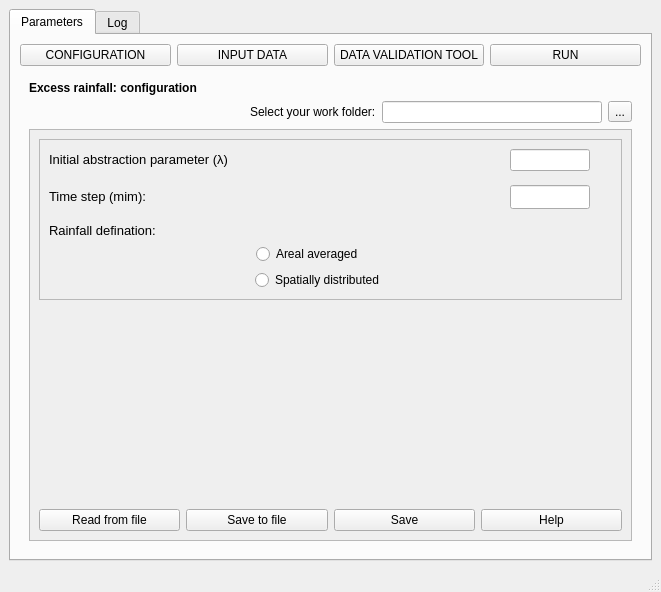
This is hidroPixel_dialog_exec_rainfall.ui in pedmap/HidroPixel_test as Qt 5 draws it before an edit. The edited form follows.
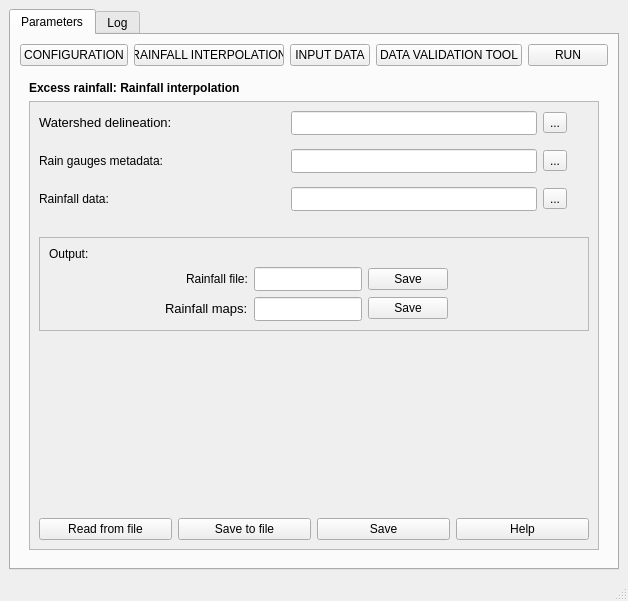
This is the edited form. The open tabs and pages were chosen to show the change. Icons and pictures are not drawn.

What changed in the file:
```diff
--- a/hidroPixel_dialog_exec_rainfall.ui
+++ b/hidroPixel_dialog_exec_rainfall.ui
@@ -6,8 +6,8 @@
    <rect>
     <x>0</x>
     <y>0</y>
-    <width>661</width>
-    <height>592</height>
+    <width>628</width>
+    <height>601</height>
    </rect>
   </property>
   <property name="sizePolicy">
@@ -121,8 +121,8 @@
                 <rect>
                  <x>0</x>
                  <y>0</y>
-                 <width>599</width>
-                 <height>402</height>
+                 <width>566</width>
+                 <height>411</height>
                 </rect>
                </property>
                <layout class="QGridLayout" name="gridLayout_13">
@@ -533,7 +533,569 @@
             </item>
            </layout>
           </widget>
-          <widget class="QWidget" name="pg2_in_data">
+          <widget class="QWidget" name="pg2_rain_int">
+           <layout class="QGridLayout" name="gridLayout_10">
+            <item row="0" column="0">
+             <widget class="QLabel" name="label_7">
+              <property name="text">
+               <string>&lt;html&gt;&lt;head/&gt;&lt;body&gt;&lt;p&gt;&lt;span style=&quot; font-weight:700;&quot;&gt;Excess rainfall: Rainfall interpolation&lt;/span&gt;&lt;/p&gt;&lt;/body&gt;&lt;/html&gt;</string>
+              </property>
+             </widget>
+            </item>
+            <item row="1" column="0">
+             <widget class="QScrollArea" name="scrollArea_5">
+              <property name="widgetResizable">
+               <bool>true</bool>
+              </property>
+              <widget class="QWidget" name="scrollAreaWidgetContents_5">
+               <property name="geometry">
+                <rect>
+                 <x>0</x>
+                 <y>0</y>
+                 <width>570</width>
+                 <height>450</height>
+                </rect>
+               </property>
+               <layout class="QGridLayout" name="gridLayout_36">
+                <item row="1" column="0">
+                 <layout class="QVBoxLayout" name="verticalLayout_7">
+                  <item>
+                   <layout class="QGridLayout" name="gridLayout_37">
+                    <item row="1" column="2">
+                     <widget class="QToolButton" name="tbtn_pg_r_1">
+                      <property name="text">
+                       <string>...</string>
+                      </property>
+                     </widget>
+                    </item>
+                    <item row="1" column="3">
+                     <widget class="QLabel" name="label_34">
+                      <property name="sizePolicy">
+                       <sizepolicy hsizetype="Preferred" vsizetype="Preferred">
+                        <horstretch>0</horstretch>
+                        <verstretch>0</verstretch>
+                       </sizepolicy>
+                      </property>
+                      <property name="minimumSize">
+                       <size>
+                        <width>16</width>
+                        <height>16</height>
+                       </size>
+                      </property>
+                      <property name="maximumSize">
+                       <size>
+                        <width>16</width>
+                        <height>16</height>
+                       </size>
+                      </property>
+                      <property name="toolTip">
+                       <string>&lt;html&gt;&lt;head/&gt;&lt;body&gt;&lt;p align=&quot;justify&quot;&gt;Will&lt;/p&gt;&lt;/body&gt;&lt;/html&gt;</string>
+                      </property>
+                      <property name="text">
+                       <string/>
+                      </property>
+                      <property name="pixmap">
+                       <pixmap>tip_icon.png</pixmap>
+                      </property>
+                     </widget>
+                    </item>
+                    <item row="1" column="0">
+                     <widget class="QLabel" name="label_30">
+                      <property name="text">
+                       <string>&lt;html&gt;&lt;head/&gt;&lt;body&gt;&lt;p align=&quot;justify&quot;&gt;&lt;span style=&quot; font-size:10pt;&quot;&gt;Watershed delineation:&lt;/span&gt;&lt;/p&gt;&lt;/body&gt;&lt;/html&gt;</string>
+                      </property>
+                     </widget>
+                    </item>
+                    <item row="1" column="1">
+                     <widget class="QLineEdit" name="le_1_pg_ri">
+                      <property name="sizePolicy">
+                       <sizepolicy hsizetype="Minimum" vsizetype="Fixed">
+                        <horstretch>0</horstretch>
+                        <verstretch>0</verstretch>
+                       </sizepolicy>
+                      </property>
+                      <property name="minimumSize">
+                       <size>
+                        <width>60</width>
+                        <height>24</height>
+                       </size>
+                      </property>
+                      <property name="maximumSize">
+                       <size>
+                        <width>360</width>
+                        <height>24</height>
+                       </size>
+                      </property>
+                      <property name="clearButtonEnabled">
+                       <bool>true</bool>
+                      </property>
+                     </widget>
+                    </item>
+                   </layout>
+                  </item>
+                  <item>
+                   <spacer name="verticalSpacer_10">
+                    <property name="orientation">
+                     <enum>Qt::Vertical</enum>
+                    </property>
+                    <property name="sizeType">
+                     <enum>QSizePolicy::Fixed</enum>
+                    </property>
+                    <property name="sizeHint" stdset="0">
+                     <size>
+                      <width>20</width>
+                      <height>8</height>
+                     </size>
+                    </property>
+                   </spacer>
+                  </item>
+                  <item>
+                   <layout class="QGridLayout" name="gridLayout_38">
+                    <item row="0" column="0">
+                     <widget class="QLabel" name="label_37">
+                      <property name="text">
+                       <string>&lt;html&gt;&lt;head/&gt;&lt;body&gt;&lt;p align=&quot;justify&quot;&gt;&lt;span style=&quot; font-size:10pt;&quot;&gt;Rain gauges metadata:&lt;/span&gt;&lt;/p&gt;&lt;/body&gt;&lt;/html&gt;</string>
+                      </property>
+                     </widget>
+                    </item>
+                    <item row="0" column="1">
+                     <widget class="QLineEdit" name="le_2_pg_ri">
+                      <property name="sizePolicy">
+                       <sizepolicy hsizetype="Minimum" vsizetype="Fixed">
+                        <horstretch>0</horstretch>
+                        <verstretch>0</verstretch>
+                       </sizepolicy>
+                      </property>
+                      <property name="minimumSize">
+                       <size>
+                        <width>60</width>
+                        <height>24</height>
+                       </size>
+                      </property>
+                      <property name="maximumSize">
+                       <size>
+                        <width>360</width>
+                        <height>24</height>
+                       </size>
+                      </property>
+                      <property name="clearButtonEnabled">
+                       <bool>true</bool>
+                      </property>
+                     </widget>
+                    </item>
+                    <item row="0" column="3">
+                     <widget class="QLabel" name="label_38">
+                      <property name="sizePolicy">
+                       <sizepolicy hsizetype="Preferred" vsizetype="Preferred">
+                        <horstretch>0</horstretch>
+                        <verstretch>0</verstretch>
+                       </sizepolicy>
+                      </property>
+                      <property name="minimumSize">
+                       <size>
+                        <width>16</width>
+                        <height>16</height>
+                       </size>
+                      </property>
+                      <property name="maximumSize">
+                       <size>
+                        <width>16</width>
+                        <height>16</height>
+                       </size>
+                      </property>
+                      <property name="toolTip">
+                       <string>&lt;html&gt;&lt;head/&gt;&lt;body&gt;&lt;p align=&quot;justify&quot;&gt;Add your watershed delineation. The file might be a raster type, specifically an Idrisi raster format (.rst).&lt;/p&gt;&lt;/body&gt;&lt;/html&gt;</string>
+                      </property>
+                      <property name="text">
+                       <string/>
+                      </property>
+                      <property name="pixmap">
+                       <pixmap>tip_icon.png</pixmap>
+                      </property>
+                     </widget>
+                    </item>
+                    <item row="0" column="2">
+                     <widget class="QToolButton" name="tbtn_pg_r_2">
+                      <property name="text">
+                       <string>...</string>
+                      </property>
+                     </widget>
+                    </item>
+                   </layout>
+                  </item>
+                  <item>
+                   <spacer name="verticalSpacer_15">
+                    <property name="orientation">
+                     <enum>Qt::Vertical</enum>
+                    </property>
+                    <property name="sizeType">
+                     <enum>QSizePolicy::Fixed</enum>
+                    </property>
+                    <property name="sizeHint" stdset="0">
+                     <size>
+                      <width>20</width>
+                      <height>8</height>
+                     </size>
+                    </property>
+                   </spacer>
+                  </item>
+                  <item>
+                   <layout class="QGridLayout" name="gridLayout_39">
+                    <item row="0" column="3">
+                     <widget class="QLabel" name="label_40">
+                      <property name="sizePolicy">
+                       <sizepolicy hsizetype="Preferred" vsizetype="Preferred">
+                        <horstretch>0</horstretch>
+                        <verstretch>0</verstretch>
+                       </sizepolicy>
+                      </property>
+                      <property name="minimumSize">
+                       <size>
+                        <width>16</width>
+                        <height>16</height>
+                       </size>
+                      </property>
+                      <property name="maximumSize">
+                       <size>
+                        <width>16</width>
+                        <height>16</height>
+                       </size>
+                      </property>
+                      <property name="toolTip">
+                       <string>&lt;html&gt;&lt;head/&gt;&lt;body&gt;&lt;p align=&quot;justify&quot;&gt;Add your river drainage network. The file might be a raster type, specifically an Idrisi raster format (.rst).&lt;/p&gt;&lt;/body&gt;&lt;/html&gt;</string>
+                      </property>
+                      <property name="text">
+                       <string/>
+                      </property>
+                      <property name="pixmap">
+                       <pixmap>tip_icon.png</pixmap>
+                      </property>
+                     </widget>
+                    </item>
+                    <item row="0" column="2">
+                     <widget class="QToolButton" name="tbtn_pg_r_3">
+                      <property name="text">
+                       <string>...</string>
+                      </property>
+                     </widget>
+                    </item>
+                    <item row="0" column="0">
+                     <widget class="QLabel" name="label_39">
+                      <property name="text">
+                       <string>&lt;html&gt;&lt;head/&gt;&lt;body&gt;&lt;p align=&quot;justify&quot;&gt;&lt;span style=&quot; font-size:10pt;&quot;&gt;Rainfall data:&lt;/span&gt;&lt;/p&gt;&lt;/body&gt;&lt;/html&gt;</string>
+                      </property>
+                     </widget>
+                    </item>
+                    <item row="0" column="1">
+                     <widget class="QLineEdit" name="le_3_pg_ri">
+                      <property name="sizePolicy">
+                       <sizepolicy hsizetype="Minimum" vsizetype="Fixed">
+                        <horstretch>0</horstretch>
+                        <verstretch>0</verstretch>
+                       </sizepolicy>
+                      </property>
+                      <property name="minimumSize">
+                       <size>
+                        <width>60</width>
+                        <height>24</height>
+                       </size>
+                      </property>
+                      <property name="maximumSize">
+                       <size>
+                        <width>360</width>
+                        <height>24</height>
+                       </size>
+                      </property>
+                      <property name="clearButtonEnabled">
+                       <bool>true</bool>
+                      </property>
+                     </widget>
+                    </item>
+                   </layout>
+                  </item>
+                 </layout>
+                </item>
+                <item row="5" column="0">
+                 <layout class="QGridLayout" name="gridLayout_46">
+                  <item row="0" column="0">
+                   <widget class="QPushButton" name="btn_read_pg_ri">
+                    <property name="text">
+                     <string>Read from file</string>
+                    </property>
+                   </widget>
+                  </item>
+                  <item row="0" column="1">
+                   <widget class="QPushButton" name="btn_save_file_pg_ri">
+                    <property name="text">
+                     <string>Save to file</string>
+                    </property>
+                   </widget>
+                  </item>
+                  <item row="0" column="2">
+                   <widget class="QPushButton" name="btn_save_pg_ri">
+                    <property name="text">
+                     <string>Save</string>
+                    </property>
+                   </widget>
+                  </item>
+                  <item row="0" column="3">
+                   <widget class="QPushButton" name="btn_help_pg_ri">
+                    <property name="text">
+                     <string>Help</string>
+                    </property>
+                   </widget>
+                  </item>
+                 </layout>
+                </item>
+                <item row="4" column="0">
+                 <spacer name="verticalSpacer_16">
+                  <property name="orientation">
+                   <enum>Qt::Vertical</enum>
+                  </property>
+                  <property name="sizeHint" stdset="0">
+                   <size>
+                    <width>20</width>
+                    <height>40</height>
+                   </size>
+                  </property>
+                 </spacer>
+                </item>
+                <item row="3" column="0">
+                 <widget class="QFrame" name="frame_7">
+                  <property name="frameShape">
+                   <enum>QFrame::StyledPanel</enum>
+                  </property>
+                  <property name="frameShadow">
+                   <enum>QFrame::Raised</enum>
+                  </property>
+                  <layout class="QGridLayout" name="gridLayout_40">
+                   <item row="1" column="2">
+                    <spacer name="horizontalSpacer_10">
+                     <property name="orientation">
+                      <enum>Qt::Horizontal</enum>
+                     </property>
+                     <property name="sizeHint" stdset="0">
+                      <size>
+                       <width>40</width>
+                       <height>20</height>
+                      </size>
+                     </property>
+                    </spacer>
+                   </item>
+                   <item row="1" column="0">
+                    <spacer name="horizontalSpacer_11">
+                     <property name="orientation">
+                      <enum>Qt::Horizontal</enum>
+                     </property>
+                     <property name="sizeHint" stdset="0">
+                      <size>
+                       <width>40</width>
+                       <height>20</height>
+                      </size>
+                     </property>
+                    </spacer>
+                   </item>
+                   <item row="1" column="1">
+                    <layout class="QHBoxLayout" name="horizontalLayout_13">
+                     <item>
+                      <layout class="QVBoxLayout" name="verticalLayout_4">
+                       <item alignment="Qt::AlignRight">
+                        <widget class="QLabel" name="label_9">
+                         <property name="text">
+                          <string>&lt;html&gt;&lt;head/&gt;&lt;body&gt;&lt;p align=&quot;justify&quot;&gt;&lt;span style=&quot; font-size:10pt;&quot;&gt;Rainfall file:&lt;/span&gt;&lt;/p&gt;&lt;/body&gt;&lt;/html&gt;</string>
+                         </property>
+                        </widget>
+                       </item>
+                       <item alignment="Qt::AlignRight">
+                        <widget class="QLabel" name="label_8">
+                         <property name="text">
+                          <string>&lt;html&gt;&lt;head/&gt;&lt;body&gt;&lt;p align=&quot;justify&quot;&gt;&lt;span style=&quot; font-size:10pt;&quot;&gt;Rainfall maps:&lt;/span&gt;&lt;/p&gt;&lt;/body&gt;&lt;/html&gt;</string>
+                         </property>
+                        </widget>
+                       </item>
+                      </layout>
+                     </item>
+                     <item>
+                      <layout class="QHBoxLayout" name="horizontalLayout_14">
+                       <item>
+                        <layout class="QVBoxLayout" name="verticalLayout_9">
+                         <item>
+                          <widget class="QLineEdit" name="le_3_pg_ri_2">
+                           <property name="sizePolicy">
+                            <sizepolicy hsizetype="Minimum" vsizetype="Fixed">
+                             <horstretch>0</horstretch>
+                             <verstretch>0</verstretch>
+                            </sizepolicy>
+                           </property>
+                           <property name="minimumSize">
+                            <size>
+                             <width>60</width>
+                             <height>24</height>
+                            </size>
+                           </property>
+                           <property name="maximumSize">
+                            <size>
+                             <width>360</width>
+                             <height>24</height>
+                            </size>
+                           </property>
+                           <property name="clearButtonEnabled">
+                            <bool>true</bool>
+                           </property>
+                          </widget>
+                         </item>
+                         <item>
+                          <widget class="QLineEdit" name="le_3_pg_ri_3">
+                           <property name="sizePolicy">
+                            <sizepolicy hsizetype="Minimum" vsizetype="Fixed">
+                             <horstretch>0</horstretch>
+                             <verstretch>0</verstretch>
+                            </sizepolicy>
+                           </property>
+                           <property name="minimumSize">
+                            <size>
+                             <width>60</width>
+                             <height>24</height>
+                            </size>
+                           </property>
+                           <property name="maximumSize">
+                            <size>
+                             <width>360</width>
+                             <height>24</height>
+                            </size>
+                           </property>
+                           <property name="clearButtonEnabled">
+                            <bool>true</bool>
+                           </property>
+                          </widget>
+                         </item>
+                        </layout>
+                       </item>
+                       <item>
+                        <layout class="QVBoxLayout" name="verticalLayout_11">
+                         <item>
+                          <layout class="QHBoxLayout" name="horizontalLayout_16">
+                           <item>
+                            <widget class="QPushButton" name="btn_save1_pg_ri">
+                             <property name="text">
+                              <string>Save</string>
+                             </property>
+                            </widget>
+                           </item>
+                           <item>
+                            <widget class="QLabel" name="label_43">
+                             <property name="sizePolicy">
+                              <sizepolicy hsizetype="Preferred" vsizetype="Preferred">
+                               <horstretch>0</horstretch>
+                               <verstretch>0</verstretch>
+                              </sizepolicy>
+                             </property>
+                             <property name="minimumSize">
+                              <size>
+                               <width>16</width>
+                               <height>16</height>
+                              </size>
+                             </property>
+                             <property name="maximumSize">
+                              <size>
+                               <width>16</width>
+                               <height>16</height>
+                              </size>
+                             </property>
+                             <property name="toolTip">
+                              <string>&lt;html&gt;&lt;head/&gt;&lt;body&gt;&lt;p align=&quot;justify&quot;&gt;Add your river drainage network. The file might be a raster type, specifically an Idrisi raster format (.rst).&lt;/p&gt;&lt;/body&gt;&lt;/html&gt;</string>
+                             </property>
+                             <property name="text">
+                              <string/>
+                             </property>
+                             <property name="pixmap">
+                              <pixmap>tip_icon.png</pixmap>
+                             </property>
+                            </widget>
+                           </item>
+                          </layout>
+                         </item>
+                         <item>
+                          <layout class="QHBoxLayout" name="horizontalLayout_17">
+                           <item>
+                            <widget class="QPushButton" name="pushButton">
+                             <property name="text">
+                              <string>Save</string>
+                             </property>
+                            </widget>
+                           </item>
+                           <item>
+                            <widget class="QLabel" name="label_42">
+                             <property name="sizePolicy">
+                              <sizepolicy hsizetype="Preferred" vsizetype="Preferred">
+                               <horstretch>0</horstretch>
+                               <verstretch>0</verstretch>
+                              </sizepolicy>
+                             </property>
+                             <property name="minimumSize">
+                              <size>
+                               <width>16</width>
+                               <height>16</height>
+                              </size>
+                             </property>
+                             <property name="maximumSize">
+                              <size>
+                               <width>16</width>
+                               <height>16</height>
+                              </size>
+                             </property>
+                             <property name="toolTip">
+                              <string>&lt;html&gt;&lt;head/&gt;&lt;body&gt;&lt;p align=&quot;justify&quot;&gt;Add your river drainage network. The file might be a raster type, specifically an Idrisi raster format (.rst).&lt;/p&gt;&lt;/body&gt;&lt;/html&gt;</string>
+                             </property>
+                             <property name="text">
+                              <string/>
+                             </property>
+                             <property name="pixmap">
+                              <pixmap>tip_icon.png</pixmap>
+                             </property>
+                            </widget>
+                           </item>
+                          </layout>
+                         </item>
+                        </layout>
+                       </item>
+                      </layout>
+                     </item>
+                    </layout>
+                   </item>
+                   <item row="0" column="0">
+                    <widget class="QLabel" name="label_10">
+                     <property name="text">
+                      <string>Output:</string>
+                     </property>
+                    </widget>
+                   </item>
+                  </layout>
+                 </widget>
+                </item>
+                <item row="2" column="0">
+                 <spacer name="verticalSpacer_17">
+                  <property name="orientation">
+                   <enum>Qt::Vertical</enum>
+                  </property>
+                  <property name="sizeType">
+                   <enum>QSizePolicy::Fixed</enum>
+                  </property>
+                  <property name="sizeHint" stdset="0">
+                   <size>
+                    <width>20</width>
+                    <height>20</height>
+                   </size>
+                  </property>
+                 </spacer>
+                </item>
+               </layout>
+              </widget>
+             </widget>
+            </item>
+           </layout>
+          </widget>
+          <widget class="QWidget" name="pg3_in_data">
            <layout class="QGridLayout" name="gridLayout_19">
             <item row="1" column="0">
              <widget class="QScrollArea" name="scrollArea_2">
@@ -2014,27 +2576,34 @@
             </property>
            </widget>
           </item>
-          <item row="0" column="1">
+          <item row="0" column="2">
            <widget class="QPushButton" name="btn_input_data">
             <property name="text">
              <string>INPUT DATA</string>
             </property>
            </widget>
           </item>
-          <item row="0" column="2">
+          <item row="0" column="3">
            <widget class="QPushButton" name="btn_data_va_tool">
             <property name="text">
              <string>DATA VALIDATION TOOL</string>
             </property>
            </widget>
           </item>
-          <item row="0" column="3">
+          <item row="0" column="4">
            <widget class="QPushButton" name="btn_run">
             <property name="text">
              <string>RUN</string>
             </property>
            </widget>
           </item>
+          <item row="0" column="1">
+           <widget class="QPushButton" name="btn_rain_int">
+            <property name="text">
+             <string>RAINFALL INTERPOLATION</string>
+            </property>
+           </widget>
+          </item>
          </layout>
         </item>
        </layout>
```
Left out of the diff: 18 changed lines with no effect on the pictures.
